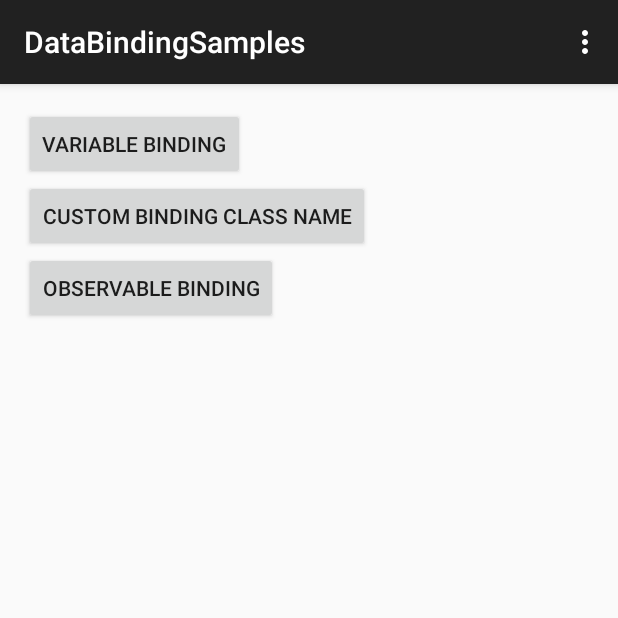
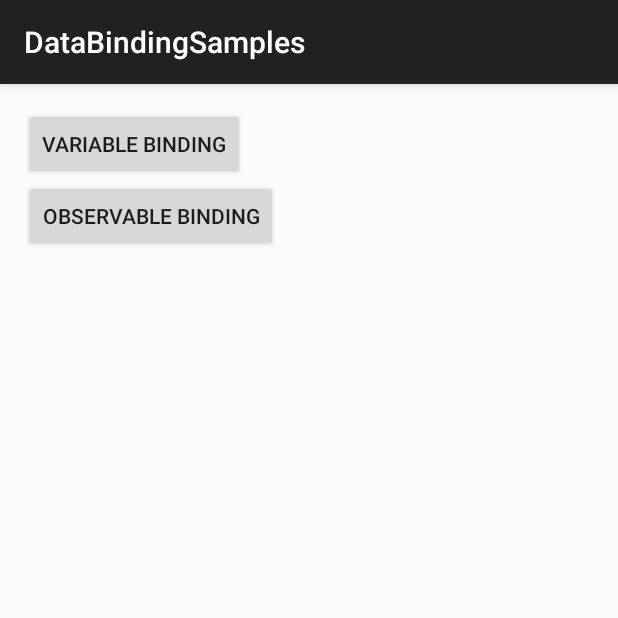
Before and after one commit to takahirom/DataBindingSamles, an Android app: the screen it shows after launch (MainActivity), on a phone screen of 412 x 824 dp, the top half of it. Run offline under Robolectric (Android 15) with nearby library versions, the phone set to English and light mode, and no system bars; our stand-ins replace data binding.

Commit message:
onclicklistener to data binding

```diff
--- a/app/src/main/java/advancedandroid/databindingsamples/MainActivity.java
+++ b/app/src/main/java/advancedandroid/databindingsamples/MainActivity.java
@@ -1,50 +1,36 @@
 package advancedandroid.databindingsamples;
 
 import android.content.Intent;
+import android.databinding.DataBindingUtil;
 import android.os.Bundle;
 import android.support.v7.app.AppCompatActivity;
 import android.view.Menu;
 import android.view.MenuItem;
 import android.view.View;
+import android.widget.Toast;
 
-public class MainActivity extends AppCompatActivity {
+import advancedandroid.databindingsamples.databinding.ActivityMainBinding;
+
+public class MainActivity extends AppCompatActivity implements View.OnClickListener{
+
 
     @Override
     protected void onCreate(Bundle savedInstanceState) {
         super.onCreate(savedInstanceState);
-        setContentView(R.layout.activity_main);
-        findViewById(R.id.variable_button).setOnClickListener(new View.OnClickListener() {
-            @Override
-            public void onClick(View view) {
-                startActivity(new Intent(MainActivity.this, VariableBindingActivity.class));
-            }
-        });
-        findViewById(R.id.custom_binding_class_name_button).setOnClickListener(new View.OnClickListener() {
-            @Override
-            public void onClick(View view) {
-            }
-        });
+        final ActivityMainBinding viewDataBinding = DataBindingUtil.setContentView(this, R.layout.activity_main);
+        viewDataBinding.setClickListener(this);
     }
 
     @Override
-    public boolean onCreateOptionsMenu(Menu menu) {
-        // Inflate the menu; this adds items to the action bar if it is present.
-        getMenuInflater().inflate(R.menu.menu_main, menu);
-        return true;
+    public void onClick(View view) {
+        final int id = view.getId();
+        if (id == R.id.variable_button) {
+            startActivity(new Intent(MainActivity.this, VariableBindingActivity.class));
+            return;
+        }
+        if (id == R.id.custom_binding_observable) {
+            Toast.makeText(this, "not implemented", Toast.LENGTH_SHORT).show();
+        }
     }
 
-    @Override
-    public boolean onOptionsItemSelected(MenuItem item) {
-        // Handle action bar item clicks here. The action bar will
-        // automatically handle clicks on the Home/Up button, so long
-        // as you specify a parent activity in AndroidManifest.xml.
-        int id = item.getItemId();
-
-        //noinspection SimplifiableIfStatement
-        if (id == R.id.action_settings) {
-            return true;
-        }
-
-        return super.onOptionsItemSelected(item);
-    }
 }
--- a/app/src/main/res/layout/activity_main.xml
+++ b/app/src/main/res/layout/activity_main.xml
@@ -1,3 +1,13 @@
+<?xml version="1.0" encoding="utf-8"?>
+<layout>
+
+    <data>
+
+        <variable
+            name="clickListener"
+            type="android.view.View.OnClickListener" />
+    </data>
+
     <LinearLayout xmlns:android="http://schemas.android.com/apk/res/android"
         xmlns:tools="http://schemas.android.com/tools"
         android:layout_width="match_parent"
@@ -13,18 +23,15 @@
             android:id="@+id/variable_button"
             android:layout_width="wrap_content"
             android:layout_height="wrap_content"
+            android:onClickListener="@{clickListener}"
             android:text="variable binding" />
-
-    <Button
-        android:id="@+id/custom_binding_class_name_button"
-        android:layout_width="wrap_content"
-        android:layout_height="wrap_content"
-        android:text="custom binding class name" />
 
         <Button
             android:id="@+id/custom_binding_observable"
             android:layout_width="wrap_content"
             android:layout_height="wrap_content"
+            android:onClickListener="@{clickListener}"
             android:text="observable binding" />
 
     </LinearLayout>
+</layout>
--- a/app/src/main/res/layout/activity_variable.xml
+++ b/app/src/main/res/layout/activity_variable.xml
@@ -1,3 +1,4 @@
+<?xml version="1.0" encoding="utf-8"?>
 <layout xmlns:android="http://schemas.android.com/apk/res/android">
 
     <data>
```
Lines whose indentation alone changed are shown as unchanged.
